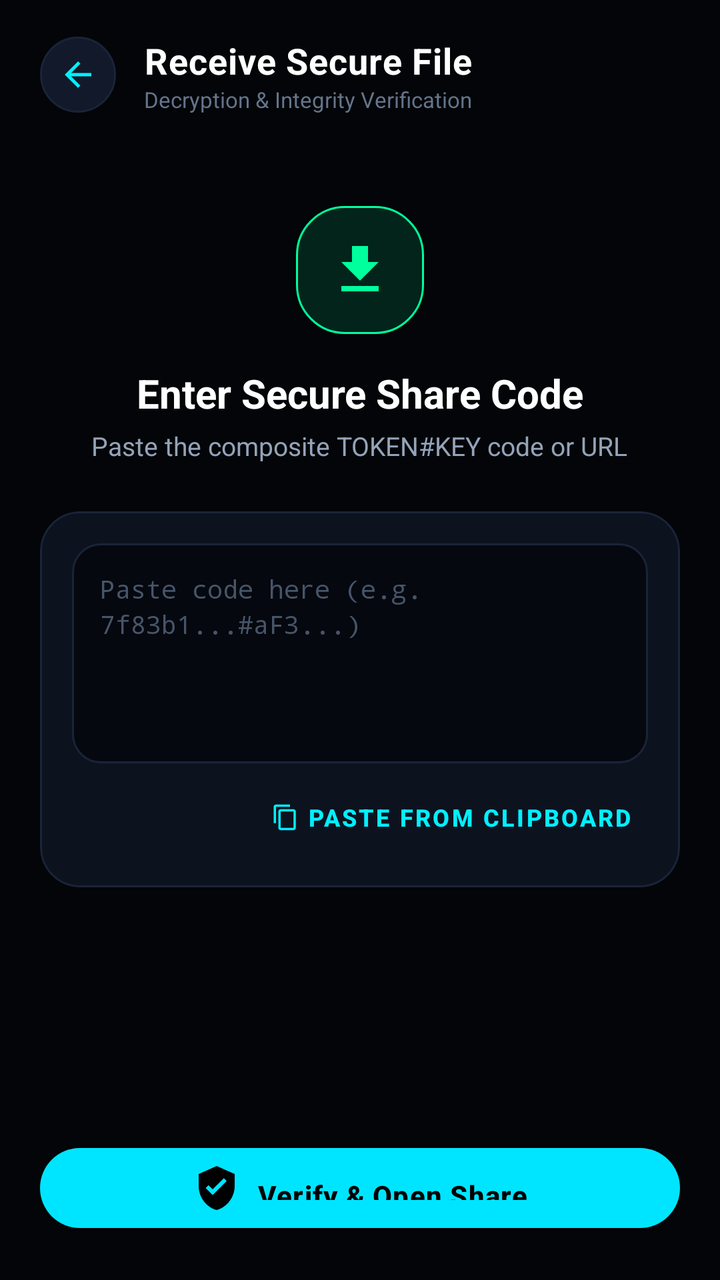
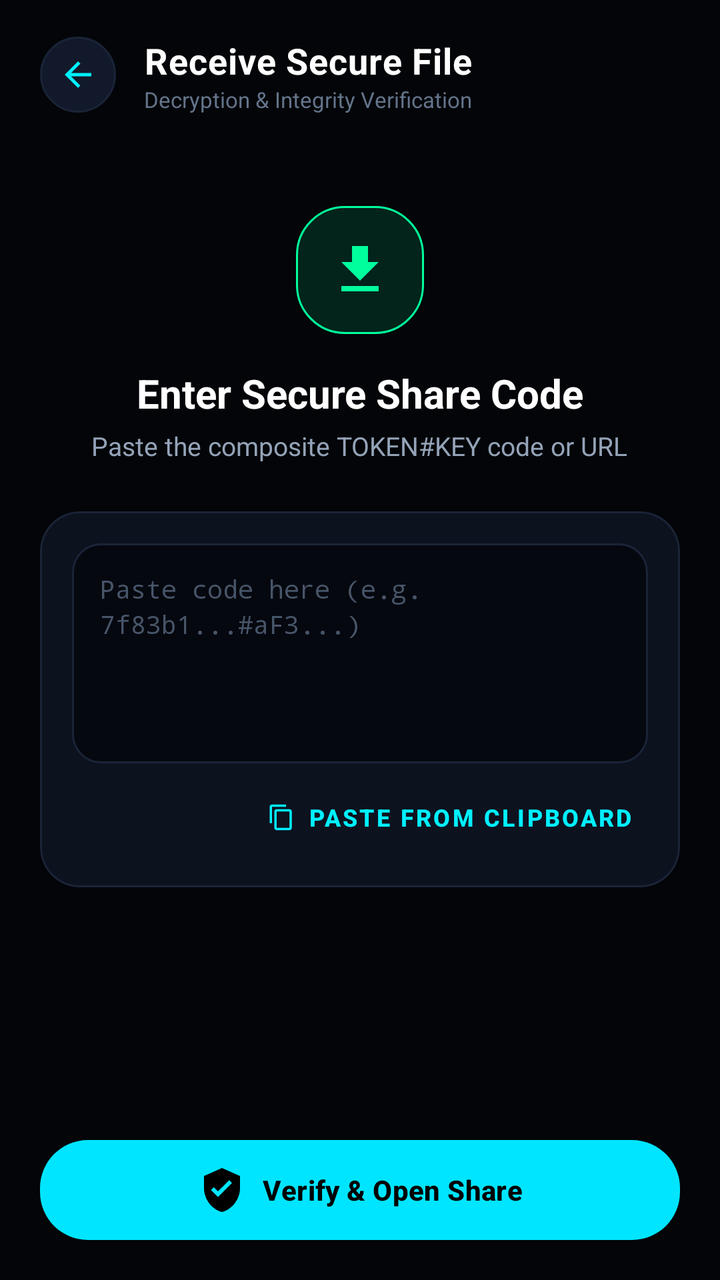

Before-and-after screenshots of an Android layout around one commit, followed by the original layout XML and the change that was made.
<!-- AndroidManifest.xml: application theme Theme.SecureDrop -->
<!-- res/layout/activity_incoming_file.xml -->
<?xml version="1.0" encoding="utf-8"?>
<LinearLayout xmlns:android="http://schemas.android.com/apk/res/android"
    xmlns:app="http://schemas.android.com/apk/res-auto"
    android:layout_width="match_parent"
    android:layout_height="match_parent"
    android:background="@color/bg_dark"
    android:orientation="vertical">

    
    <LinearLayout
        android:layout_width="match_parent"
        android:layout_height="wrap_content"
        android:gravity="center_vertical"
        android:orientation="horizontal"
        android:paddingStart="20dp"
        android:paddingTop="18dp"
        android:paddingEnd="20dp"
        android:paddingBottom="14dp">

        <ImageView
            android:id="@+id/btnBack"
            android:layout_width="38dp"
            android:layout_height="38dp"
            android:background="@drawable/bg_circle_icon_button"
            android:padding="9dp"
            android:src="@drawable/ic_arrow_back"
            app:tint="@color/brand_accent" />

        <LinearLayout
            android:layout_width="0dp"
            android:layout_height="wrap_content"
            android:layout_marginStart="14dp"
            android:layout_weight="1"
            android:orientation="vertical">

            <TextView
                android:layout_width="wrap_content"
                android:layout_height="wrap_content"
                android:letterSpacing="0.02"
                android:text="Receive Secure File"
                android:textColor="@color/text_primary"
                android:textSize="18sp"
                android:textStyle="bold" />

            <TextView
                android:layout_width="wrap_content"
                android:layout_height="wrap_content"
                android:text="Decryption &amp; Integrity Verification"
                android:textColor="@color/text_muted"
                android:textSize="11sp" />
        </LinearLayout>
    </LinearLayout>

    <ScrollView
        android:layout_width="match_parent"
        android:layout_height="0dp"
        android:layout_weight="1"
        android:fillViewport="true"
        android:overScrollMode="never">

        <LinearLayout
            android:layout_width="match_parent"
            android:layout_height="wrap_content"
            android:orientation="vertical"
            android:padding="20dp">

            <ImageView
                android:layout_width="64dp"
                android:layout_height="64dp"
                android:layout_gravity="center_horizontal"
                android:layout_marginTop="12dp"
                android:background="@drawable/bg_badge_green"
                android:padding="16dp"
                android:src="@drawable/ic_download"
                app:tint="@color/security_green" />

            <TextView
                android:layout_width="wrap_content"
                android:layout_height="wrap_content"
                android:layout_gravity="center_horizontal"
                android:layout_marginTop="16dp"
                android:text="Enter Secure Share Code"
                android:textColor="@color/text_primary"
                android:textSize="20sp"
                android:textStyle="bold" />

            <TextView
                android:layout_width="wrap_content"
                android:layout_height="wrap_content"
                android:layout_gravity="center_horizontal"
                android:layout_marginTop="4dp"
                android:text="Paste the composite TOKEN#KEY code or URL"
                android:textColor="@color/text_secondary"
                android:textSize="13sp" />

            <com.google.android.material.card.MaterialCardView
                android:layout_width="match_parent"
                android:layout_height="wrap_content"
                android:layout_marginTop="24dp"
                app:cardBackgroundColor="@color/bg_surface_card"
                app:cardCornerRadius="20dp"
                app:cardElevation="0dp"
                app:strokeColor="@color/border_subtle"
                app:strokeWidth="1dp">

                <LinearLayout
                    android:layout_width="match_parent"
                    android:layout_height="wrap_content"
                    android:orientation="vertical"
                    android:padding="16dp">

                    <EditText
                        android:id="@+id/etShareCodeInput"
                        android:layout_width="match_parent"
                        android:layout_height="110dp"
                        android:background="@drawable/bg_input_field"
                        android:fontFamily="monospace"
                        android:gravity="top|start"
                        android:hint="Paste code here (e.g. 7f83b1...#aF3...)"
                        android:lineSpacingExtra="3dp"
                        android:padding="14dp"
                        android:textColor="@color/text_primary"
                        android:textColorHint="@color/text_hint"
                        android:textSize="12.5sp" />

                    <com.google.android.material.button.MaterialButton
                        android:id="@+id/btnPasteClipboard"
                        style="@style/Widget.MaterialComponents.Button.TextButton"
                        android:layout_width="wrap_content"
                        android:layout_height="38dp"
                        android:layout_gravity="end"
                        android:layout_marginTop="8dp"
                        android:text="Paste from Clipboard"
                        android:textColor="@color/brand_accent"
                        android:textSize="12sp"
                        android:textStyle="bold"
                        app:icon="@drawable/ic_copy"
                        app:iconSize="14dp"
                        app:iconTint="@color/brand_accent" />
                </LinearLayout>
            </com.google.android.material.card.MaterialCardView>

            <ProgressBar
                android:id="@+id/pbLookup"
                android:layout_width="32dp"
                android:layout_height="32dp"
                android:layout_gravity="center_horizontal"
                android:layout_marginTop="16dp"
                android:indeterminateTint="@color/brand_accent"
                android:visibility="gone" />

            
            <TextView
                android:id="@+id/tvLookupError"
                android:layout_width="match_parent"
                android:layout_height="wrap_content"
                android:layout_marginTop="14dp"
                android:background="@drawable/bg_badge_red"
                android:padding="12dp"
                android:textColor="@color/security_red"
                android:textSize="12.5sp"
                android:visibility="gone" />

            <View
                android:layout_width="match_parent"
                android:layout_height="0dp"
                android:layout_weight="1" />

            <com.google.android.material.button.MaterialButton
                android:id="@+id/btnVerifyShare"
                style="@style/SecureDropButton"
                android:layout_width="match_parent"
                android:layout_height="52dp"
                android:layout_marginTop="24dp"
                android:text="Verify &amp; Open Share"
                android:textColor="@color/black"
                app:icon="@drawable/ic_shield_check"
                app:iconGravity="textStart"
                app:iconTint="@color/black" />
        </LinearLayout>
    </ScrollView>
</LinearLayout>
<!-- resources referenced by this layout -->
<resources>
  <color name="bg_dark">#030508</color>
  <color name="bg_surface_card">#0D121F</color>
  <color name="black">#000000</color>
  <color name="border_subtle">#1A2438</color>
  <color name="brand_accent">#00F0FF</color>
  <color name="security_green">#00FF9D</color>
  <color name="security_red">#FF2A55</color>
  <color name="text_hint">#475569</color>
  <color name="text_muted">#64748B</color>
  <color name="text_primary">#FFFFFF</color>
  <color name="text_secondary">#94A3B8</color>
  <!-- drawable bg_badge_green (drawable) -->
  <?xml version="1.0" encoding="utf-8"?>
  <shape xmlns:android="http://schemas.android.com/apk/res/android"
      android:shape="rectangle">
      <solid android:color="@color/security_green_bg" />
      <corners android:radius="24dp" />
      <stroke
          android:width="1dp"
          android:color="@color/security_green" />
  </shape>
  <!-- drawable bg_badge_red (drawable) -->
  <?xml version="1.0" encoding="utf-8"?>
  <shape xmlns:android="http://schemas.android.com/apk/res/android"
      android:shape="rectangle">
      <solid android:color="@color/security_red_bg" />
      <corners android:radius="24dp" />
      <stroke
          android:width="1dp"
          android:color="@color/security_red" />
  </shape>
  <!-- drawable bg_input_field (drawable) -->
  <?xml version="1.0" encoding="utf-8"?>
  <shape xmlns:android="http://schemas.android.com/apk/res/android"
      android:shape="rectangle">
      <solid android:color="@color/bg_input" />
      <corners android:radius="14dp" />
      <stroke
          android:width="1dp"
          android:color="@color/border_subtle" />
  </shape>
  <style name="SecureDropButton" parent="Widget.MaterialComponents.Button">
          <item name="cornerRadius">24dp</item>
          <item name="android:textAllCaps">false</item>
          <item name="android:textStyle">bold</item>
          <item name="android:paddingTop">14dp</item>
          <item name="android:paddingBottom">14dp</item>
          <item name="backgroundTint">@color/brand_primary</item>
          <item name="android:textColor">@color/black</item>
          <item name="android:letterSpacing">0.03</item>
      </style>
  <style name="Theme.SecureDrop" parent="Theme.MaterialComponents.DayNight.NoActionBar">
          
          <item name="colorPrimary">@color/brand_primary</item>
          <item name="colorPrimaryVariant">@color/brand_primary_variant</item>
          <item name="colorOnPrimary">@color/black</item>
          
          <item name="colorSecondary">@color/brand_accent</item>
          <item name="colorSecondaryVariant">@color/brand_accent</item>
          <item name="colorOnSecondary">@color/black</item>
          
          <item name="android:statusBarColor">@color/bg_dark</item>
          <item name="android:navigationBarColor">@color/bg_dark</item>
          <item name="android:windowBackground">@color/bg_dark</item>
          <item name="android:windowLightStatusBar">false</item>
      </style>
  <color name="security_green_bg">#2000FF9D</color>
  <color name="security_red_bg">#20FF2A55</color>
  <color name="brand_accent_glow">#4000F0FF</color>
  <color name="bg_surface_elevated">#12192A</color>
  <color name="bg_input">#06080F</color>
  <color name="white">#FFFFFF</color>
  <color name="brand_primary">#00E5FF</color>
  <color name="brand_primary_variant">#00B0FF</color>
  <!-- unchanged entries left out for length: 5 -->
</resources>

<!-- the commit's change to res/layout/activity_incoming_file.xml (unified diff, before → after) -->
@@ -4,6 +4,7 @@
     android:layout_width="match_parent"
     android:layout_height="match_parent"
     android:background="@color/bg_dark"
+    android:fitsSystemWindows="true"
     android:orientation="vertical">
 
     
@@ -130,13 +131,21 @@
                         android:layout_height="38dp"
                         android:layout_gravity="end"
                         android:layout_marginTop="8dp"
+                        android:insetTop="0dp"
+                        android:insetBottom="0dp"
+                        android:insetLeft="0dp"
+                        android:insetRight="0dp"
+                        android:singleLine="true"
                         android:text="Paste from Clipboard"
                         android:textColor="@color/brand_accent"
                         android:textSize="12sp"
                         android:textStyle="bold"
                         app:icon="@drawable/ic_copy"
+                        app:iconGravity="textStart"
+                        app:iconPadding="6dp"
                         app:iconSize="14dp"
-                        app:iconTint="@color/brand_accent" />
+                        app:iconTint="@color/brand_accent"
+                        app:rippleColor="@color/brand_accent_glow" />
                 </LinearLayout>
             </com.google.android.material.card.MaterialCardView>
 
@@ -170,12 +179,15 @@
                 android:id="@+id/btnVerifyShare"
                 style="@style/SecureDropButton"
                 android:layout_width="match_parent"
-                android:layout_height="52dp"
+                android:layout_height="wrap_content"
                 android:layout_marginTop="24dp"
+                android:minHeight="50dp"
+                android:singleLine="true"
                 android:text="Verify &amp; Open Share"
                 android:textColor="@color/black"
                 app:icon="@drawable/ic_shield_check"
                 app:iconGravity="textStart"
+                app:iconPadding="8dp"
                 app:iconTint="@color/black" />
         </LinearLayout>
     </ScrollView>
<!-- resource entries referenced after the edit -->
@@ -42,14 +42,26 @@
           android:color="@color/border_subtle" />
   </shape>
   <style name="SecureDropButton" parent="Widget.MaterialComponents.Button">
+          <item name="android:insetTop">0dp</item>
+          <item name="android:insetBottom">0dp</item>
+          <item name="android:insetLeft">0dp</item>
+          <item name="android:insetRight">0dp</item>
+          <item name="android:minHeight">48dp</item>
           <item name="cornerRadius">24dp</item>
           <item name="android:textAllCaps">false</item>
           <item name="android:textStyle">bold</item>
-          <item name="android:paddingTop">14dp</item>
-          <item name="android:paddingBottom">14dp</item>
+          <item name="android:paddingTop">12dp</item>
+          <item name="android:paddingBottom">12dp</item>
+          <item name="android:paddingStart">16dp</item>
+          <item name="android:paddingEnd">16dp</item>
           <item name="backgroundTint">@color/brand_primary</item>
           <item name="android:textColor">@color/black</item>
-          <item name="android:letterSpacing">0.03</item>
+          <item name="android:letterSpacing">0.01</item>
+          <item name="iconGravity">textStart</item>
+          <item name="iconPadding">8dp</item>
+          <item name="rippleColor">#33000000</item>
+          <item name="android:singleLine">true</item>
+          <item name="android:ellipsize">end</item>
       </style>
   <style name="Theme.SecureDrop" parent="Theme.MaterialComponents.DayNight.NoActionBar">
           
@@ -65,6 +77,7 @@
           <item name="android:navigationBarColor">@color/bg_dark</item>
           <item name="android:windowBackground">@color/bg_dark</item>
           <item name="android:windowLightStatusBar">false</item>
+          <item name="android:fitsSystemWindows">true</item>
       </style>
   <color name="security_green_bg">#2000FF9D</color>
   <color name="security_red_bg">#20FF2A55</color>
